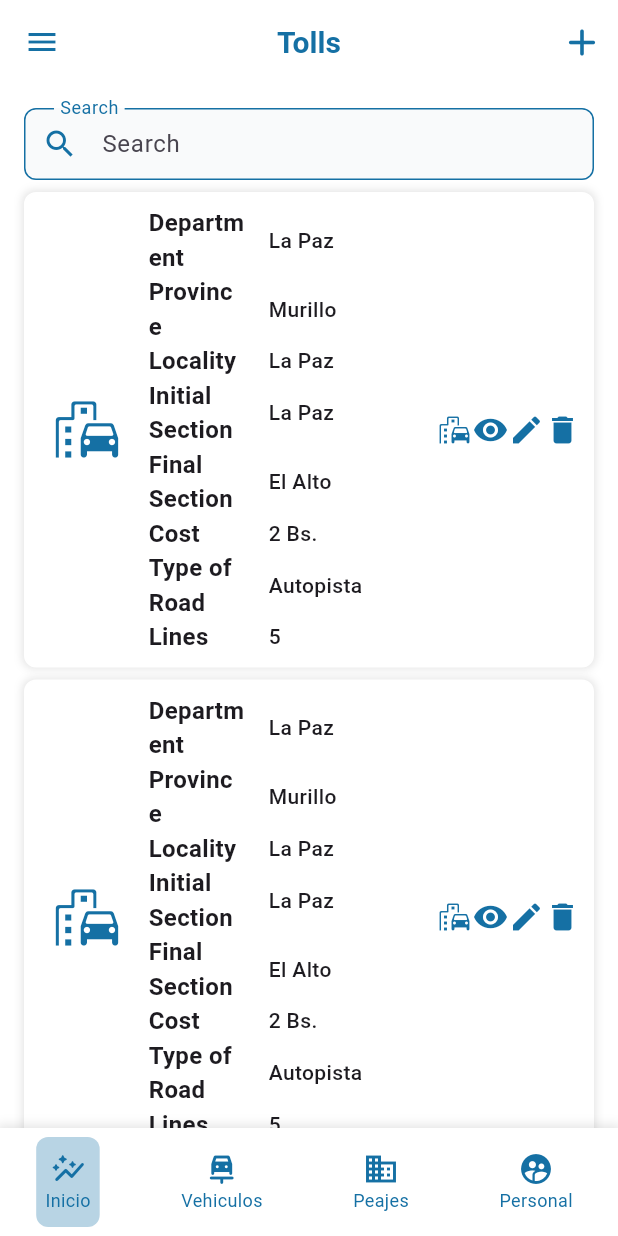
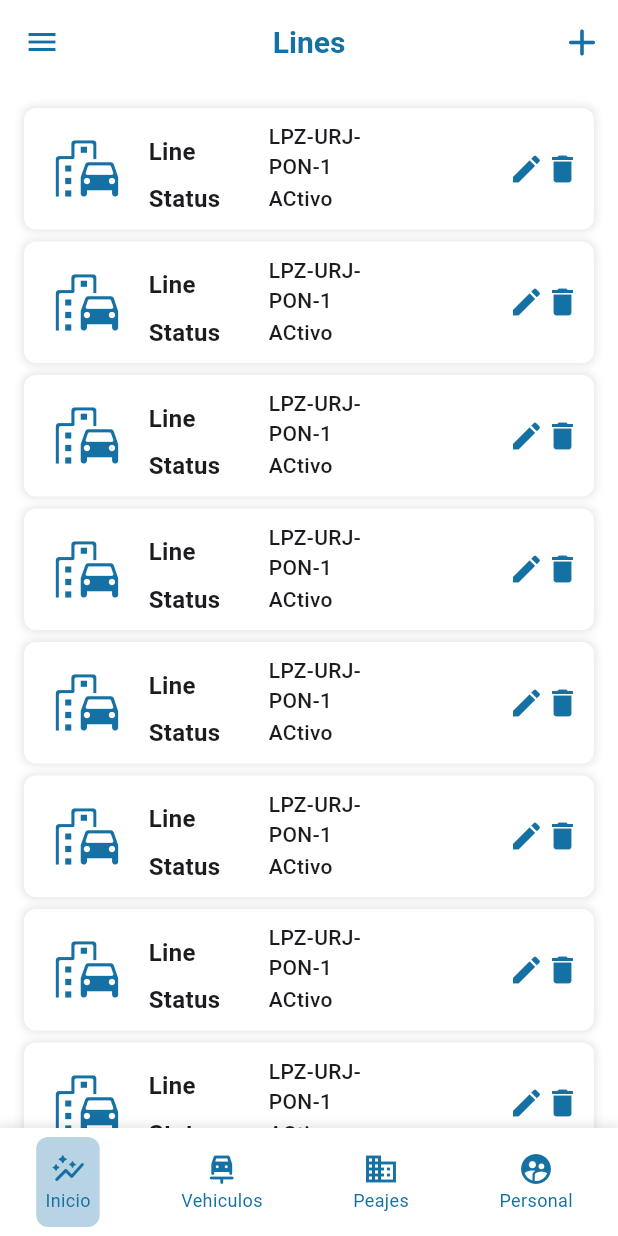
Before and after one commit to JhousefSilva1/st_FrontEnd, a Flutter app: the TollAdminView screen opened by its route, after a tap on the "emoji transportation" icon, on a phone screen of 412 x 824 dp. Run offline on Flutter 3.47's test engine with Material 3 defaults, Android fonts, the phone set to English and light mode, and no system bars; our stand-ins replace fl_chart, flutter_slidable, flutter_svg, go_router, qr_flutter, responsive_framework; missing offline and left inert: u_credit_card.

Commit message:
add toll and lines view

```diff
--- a/lib/config/app_router.dart
+++ b/lib/config/app_router.dart
@@ -70,6 +70,11 @@ class AppRouter {
             name: HomeAdminView.routerName,
             path: HomeAdminView.routerPath,
             builder: (context, state) => const HomeAdminView(),
+          ),
+          GoRoute(
+            name: LineAdminView.routerName,
+            path: LineAdminView.routerPath,
+            builder: (context, state) => const LineAdminView(),
           ),
           GoRoute(
             name: TollAdminView.routerName,
@@ -174,6 +179,7 @@ class AppRouter {
     ChangeNotifierProvider(create: (_) => DrawerProvider()),
     ChangeNotifierProvider(create: (_) => EmployeeProvider()),
     ChangeNotifierProvider(create: (_) => HomeProvider()),
+    ChangeNotifierProvider(create: (_) => LineProvider()),
     ChangeNotifierProvider(create: (_) => LoginProvider()),
     ChangeNotifierProvider(create: (_) => SelectModeProvider()),
     ChangeNotifierProvider(create: (_) => SignUpProvider()),
--- a/lib/l10n/intl_en.arb
+++ b/lib/l10n/intl_en.arb
@@ -3,6 +3,7 @@
     "add": "Add",
     "addBrand": "Add Brand",
     "addEmployee": "Add Employee",
+    "addLine": "Add Line",
     "addModel": "Add Model",
     "addToll": "Add Toll",
     "addVehicles": "Add New Vehicle",
@@ -39,6 +40,7 @@
     "lastNameF": "Last Name (Father)",
     "lastNameM": "Last Name (Mother)",
     "lastOneStep": "Last One Step",
+    "line": "Line",
     "lines": "Lines",
     "locality": "Locality",
     "login": "Login",
--- a/lib/l10n/intl_es.arb
+++ b/lib/l10n/intl_es.arb
@@ -3,6 +3,7 @@
     "add": "Agregar",
     "addBrand": "Agregar Marca",
     "addEmployee": "Agregar Empleado",
+    "addLine": "Agregar Caseta",
     "addModel": "Agregar Modelo",
     "addToll": "Agregar Caseta",
     "addVehicles": "Agregar Nuevo Vehículo",
@@ -39,6 +40,7 @@
     "lastNameF": "Apellido Paterno",
     "lastNameM": "Apellido Materno",
     "lastOneStep": "¡Ya casi!",
+    "line": "Caseta",
     "lines": "Casetas",
     "locality": "Localidad",
     "login": "Iniciar sesión",
--- /dev/null
+++ b/lib/providers/line_provider.dart
@@ -0,0 +1,22 @@
+import 'package:flutter/material.dart';
+import 'package:smarttolls/generated/l10n.dart';
+import 'package:smarttolls/utils/utils.dart';
+import 'package:smarttolls/widgets/widgets.dart';
+
+class LineProvider extends ChangeNotifier {
+  void goToAddLine(BuildContext context) {
+    Utils.textFieldAlert(
+      context: context,
+      content: CustomField(
+        hintText: S.of(context).line,
+        keyboardType: TextInputType.text,
+        onChanged: (value) {},
+        prefixIcon: const Icon(Icons.emoji_transportation_rounded),
+      ),
+      negativeText: S.of(context).cancel,
+      positiveOnPressed: (){},
+      positiveText: S.of(context).add,
+      title: S.of(context).addLine,
+    );
+  }
+}
--- a/lib/providers/providers.dart
+++ b/lib/providers/providers.dart
@@ -2,6 +2,7 @@ export 'package:smarttolls/providers/brand_provider.dart';
 export 'package:smarttolls/providers/drawer_provider.dart';
 export 'package:smarttolls/providers/employee_provider.dart';
 export 'package:smarttolls/providers/home_provider.dart';
+export 'package:smarttolls/providers/line_provider.dart';
 export 'package:smarttolls/providers/login_provider.dart';
 export 'package:smarttolls/providers/select_mode_provider.dart';
 export 'package:smarttolls/providers/signup_provider.dart';
--- a/lib/providers/toll_provider.dart
+++ b/lib/providers/toll_provider.dart
@@ -6,4 +6,8 @@ class TollProvider extends ChangeNotifier {
   void goToAddTollAdmin(BuildContext context) {
     context.pushNamed(AddTollAdminView.routerName);
   }
+
+  void goToLineAdmin(BuildContext context) {
+    context.pushNamed(LineAdminView.routerName);
+  }
 }
--- /dev/null
+++ b/lib/views/admin/line/line_admin_view.dart
@@ -0,0 +1,106 @@
+import 'package:flutter/material.dart';
+import 'package:provider/provider.dart';
+import 'package:responsive_framework/responsive_framework.dart';
+import 'package:smarttolls/generated/l10n.dart';
+import 'package:smarttolls/providers/providers.dart';
+import 'package:smarttolls/style/app_style.dart';
+import 'package:smarttolls/widgets/widgets.dart';
+
+class LineAdminView extends StatelessWidget {
+  static const String routerName = 'lineAdmin';
+  static const String routerPath = '/lineAdmin';
+  const LineAdminView({super.key});
+
+  @override
+  Widget build(BuildContext context) {
+    final LineProvider lineProvider = Provider.of<LineProvider>(context);
+    bool isMobile = ResponsiveBreakpoints.of(context).smallerThan(TABLET);
+    return SafeArea(
+      child: Scaffold(
+        appBar: CustomAppBar(
+          actions: [
+            IconButton(
+              onPressed: () => lineProvider.goToAddLine(context),
+              icon: const Icon(Icons.add_rounded, color: AppStyle.primary, size: 30),
+            )
+          ],
+          centerTitle: true,
+          text: S.of(context).lines
+        ),
+        backgroundColor: AppStyle.white,
+        drawer: isMobile? const SmartTollsDrawer(): null,
+        body: isMobile? const SingleChildScrollView(
+          child: Padding(
+            padding: EdgeInsets.all(16),
+            child: Column(
+              children: [
+                LineAdminMobileView(),
+              ],
+            )
+          ),
+        ): const LineAdminTabletView(),
+      ),
+    );
+  }
+}
+
+class LineAdminMobileView extends StatelessWidget {
+  const LineAdminMobileView({super.key});
+
+  @override
+  Widget build(BuildContext context) {
+    return const Column(
+      children: [
+        LineAdminForm()
+      ],
+    );
+  }
+}
+
+class LineAdminTabletView extends StatelessWidget {
+  const LineAdminTabletView({super.key});
+
+  @override
+  Widget build(BuildContext context) {
+    return const Row(
+      children: [
+        SmartTollsDrawer(),
+        Expanded(
+          flex: 2,
+          child: SingleChildScrollView(
+            child: Padding(
+              padding: EdgeInsets.all(16),
+              child: Column(
+                children: [
+                  LineAdminForm()
+                ],
+              )
+            ),
+          )
+        )
+      ],
+    );
+  }
+}
+
+class LineAdminForm extends StatelessWidget {
+  const LineAdminForm({super.key});
+
+  @override
+  Widget build(BuildContext context) {
+    return Column(
+      children: [
+        ListView.separated(
+          itemCount: 10,
+          itemBuilder: (context, index) {
+            return const LineCard();
+          },
+          physics: const NeverScrollableScrollPhysics(),
+          primary: true,
+          shrinkWrap: true,
+          separatorBuilder: (context, index) => const SizedBox(height: 8),
+        ),
+      ],
+    );
+  }
+}
--- a/lib/views/views.dart
+++ b/lib/views/views.dart
@@ -3,6 +3,7 @@ export 'package:smarttolls/views/admin/brand/brands_admin_view.dart';
 export 'package:smarttolls/views/admin/employee/add_employee_admin_view.dart';
 export 'package:smarttolls/views/admin/employee/employee_admin_view.dart';
 export 'package:smarttolls/views/admin/home/home_admin_view.dart';
+export 'package:smarttolls/views/admin/line/line_admin_view.dart';
 export 'package:smarttolls/views/admin/navBar/nav_bar_admin_view.dart';
 export 'package:smarttolls/views/admin/toll/add_toll_admin_view.dart';
 export 'package:smarttolls/views/admin/toll/toll_admin_view.dart';
--- /dev/null
+++ b/lib/widgets/line_card.dart
@@ -0,0 +1,86 @@
+import 'package:flutter/material.dart';
+import 'package:smarttolls/generated/l10n.dart';
+import 'package:smarttolls/style/app_style.dart';
+
+class LineCard extends StatelessWidget {
+  const LineCard({super.key});
+
+  @override
+  Widget build(BuildContext context) {
+    return Container(
+      decoration: BoxDecoration(
+        border: Border.all(color: AppStyle.white, width: 1),
+        borderRadius: const BorderRadius.all(Radius.circular(8)),
+        color: AppStyle.white,
+        boxShadow: [
+          BoxShadow(
+            color: Colors.black.withOpacity(0.1),
+            blurRadius: 4,
+            spreadRadius: 1
+          ),
+        ]
+      ),
+      child: Padding(
+        padding: const EdgeInsets.all(8),
+        child: Row(
+          children: [
+            const SizedBox(width: 8),
+            const Icon(Icons.emoji_transportation_rounded, color: AppStyle.primary, size: 50),
+            const SizedBox(width: 16),
+            Expanded(
+              flex: 2,
+              child: Column(
+                crossAxisAlignment: CrossAxisAlignment.start,
+                mainAxisAlignment: MainAxisAlignment.start,
+                children: [
+                  Row(
+                    children: [
+                      Expanded(
+                        flex: 2,
+                        child: Text(S.of(context).line, style: const TextStyle(fontSize: 16.0, fontWeight: FontWeight.w700)),
+                      ),
+                      const SizedBox(width: 16),
+                      const Expanded(
+                        flex: 2,
+                        child: Text('LPZ-URJ-PON-1', style: TextStyle(fontSize: 14.0, fontWeight: FontWeight.w500)),
+                      ),
+                    ],
+                  ),
+                  Row(
+                    children: [
+                      Expanded(
+                        flex: 2,
+                        child: Text(S.of(context).status, style: const TextStyle(fontSize: 16.0, fontWeight: FontWeight.w700)),
+                      ),
+                      const SizedBox(width: 16),
+                      const Expanded(
+                        flex: 2,
+                        child: Text('ACtivo', style: TextStyle(fontSize: 14.0, fontWeight: FontWeight.w500)),
+                      ),
+                    ],
+                  ),
+                ],
+              ),
+            ),
+            Expanded(
+              flex: 2,
+              child: Row(
+                mainAxisAlignment: MainAxisAlignment.end,
+                children: [
+                  GestureDetector(
+                    onTap: () {},
+                    child: const Icon(Icons.edit, color: AppStyle.primary)
+                  ),
+                  GestureDetector(
+                    onTap: () {},
+                    child: const Icon(Icons.delete, color: AppStyle.primary)
+                  ),
+                ],
+              ),
+            ),
+          ],
+        ),
+      ),
+    );
+  }
+}
--- a/lib/widgets/toll_card.dart
+++ b/lib/widgets/toll_card.dart
@@ -1,5 +1,7 @@
 import 'package:flutter/material.dart';
+import 'package:provider/provider.dart';
 import 'package:smarttolls/generated/l10n.dart';
+import 'package:smarttolls/providers/providers.dart';
 import 'package:smarttolls/style/app_style.dart';
 
 class TollCard extends StatelessWidget {
@@ -7,6 +9,7 @@ class TollCard extends StatelessWidget {
 
   @override
   Widget build(BuildContext context) {
+    final TollProvider tollProvider = Provider.of<TollProvider>(context);
     return Container(
       decoration: BoxDecoration(
         border: Border.all(color: AppStyle.white, width: 1),
@@ -146,7 +149,7 @@ class TollCard extends StatelessWidget {
                 mainAxisAlignment: MainAxisAlignment.end,
                 children: [
                   GestureDetector(
-                    onTap: () {},
+                    onTap: () => tollProvider.goToLineAdmin(context),
                     child: const Icon(Icons.emoji_transportation_rounded, color: AppStyle.primary)
                   ),
                   GestureDetector(
--- a/lib/widgets/widgets.dart
+++ b/lib/widgets/widgets.dart
@@ -7,6 +7,7 @@ export 'package:smarttolls/widgets/custom_progress_indicator.dart';
 export 'package:smarttolls/widgets/drawer.dart';
 export 'package:smarttolls/widgets/employee_card.dart';
 export 'package:smarttolls/widgets/extra_data.dart';
+export 'package:smarttolls/widgets/line_card.dart';
 export 'package:smarttolls/widgets/recharge_wallet.dart';
 export 'package:smarttolls/widgets/toll_card.dart';
 export 'package:smarttolls/widgets/vehicle_card.dart';
```
Also changed, not shown: lib/generated/intl/messages_en.dart, lib/generated/intl/messages_es.dart, lib/generated/l10n.dart.
